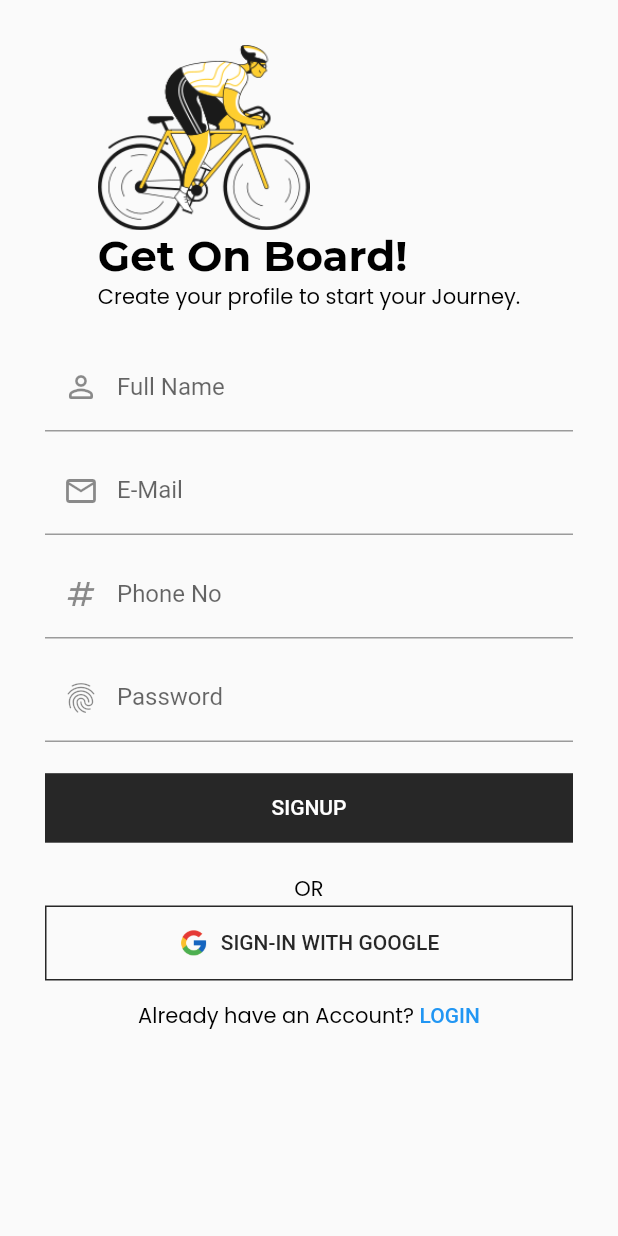
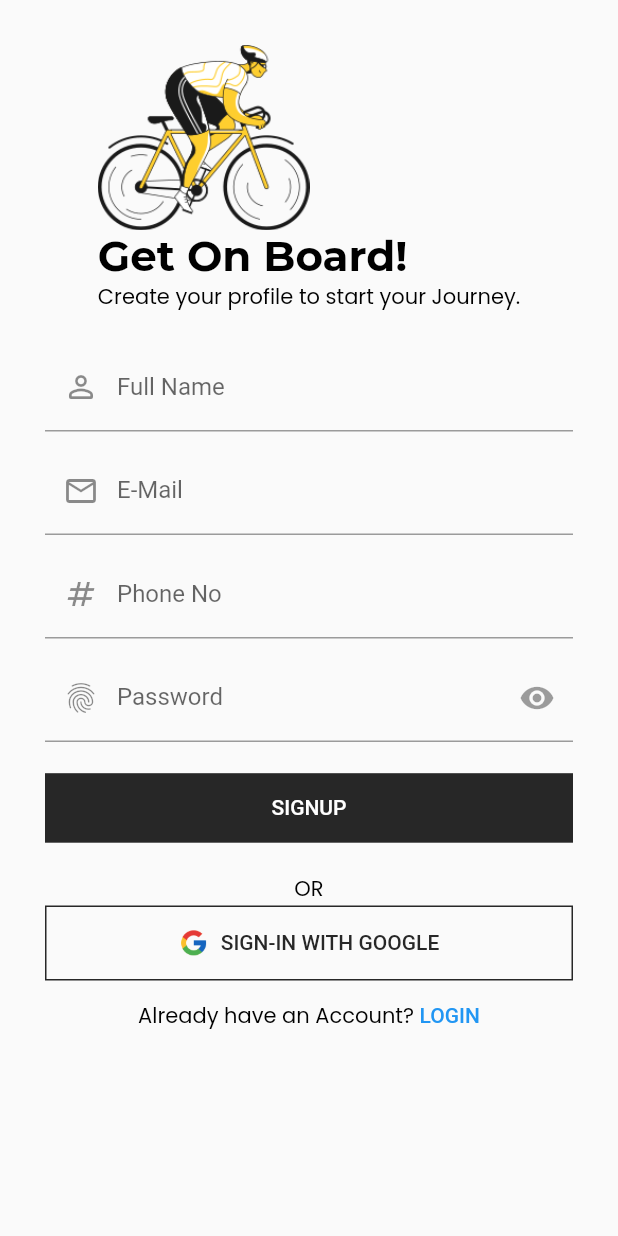
Before and after one commit to kyanhtrang/NT114.N21_FINALPROJECT, a Flutter app: the SignUpScreen screen opened directly, on a phone screen of 412 x 824 dp. Run offline on Flutter 3.47's test engine with Material 2 defaults, Android fonts, the light colour scheme and no system bars; our stand-ins replace get, google_fonts, liquid_swipe, smooth_page_indicator.

Commit message:
update eye icon

```diff
--- a/final_project/lib/src/features/authentication/screens/signup/widgets/signup_form_widget.dart
+++ b/final_project/lib/src/features/authentication/screens/signup/widgets/signup_form_widget.dart
@@ -25,19 +25,29 @@ class SignUpFormWidget extends StatelessWidget {
             const SizedBox(height: tFormHeight - 20),
             TextFormField(
               decoration: const InputDecoration(
-                  label: Text(tEmail), prefixIcon: Icon(Icons.email_outlined)),
+                  label: Text(tEmail),
+                  prefixIcon: Icon(Icons.email_outlined)),
             ),
             const SizedBox(height: tFormHeight - 20),
             TextFormField(
               decoration: const InputDecoration(
-                  label: Text(tPhoneNo), prefixIcon: Icon(Icons.numbers)),
+                  label: Text(tPhoneNo),
+                  prefixIcon: Icon(Icons.numbers)),
             ),
-            const SizedBox(height: tFormHeight - 20),
+            const SizedBox(
+                height: tFormHeight - 20),
             TextFormField(
               decoration: const InputDecoration(
-                  label: Text(tPassword), prefixIcon: Icon(Icons.fingerprint)),
+                  label: Text(tPassword),
+                  prefixIcon: Icon(Icons.fingerprint),
+                suffixIcon: IconButton(
+                  onPressed: null,
+                  icon: Icon(Icons.remove_red_eye_sharp),
+                ),
+              ),
             ),
-            const SizedBox(height: tFormHeight - 10),
+            const SizedBox(
+                height: tFormHeight - 10),
             SizedBox(
               width: double.infinity,
               child: ElevatedButton(
```
Also changed, not shown: 6 other files.
